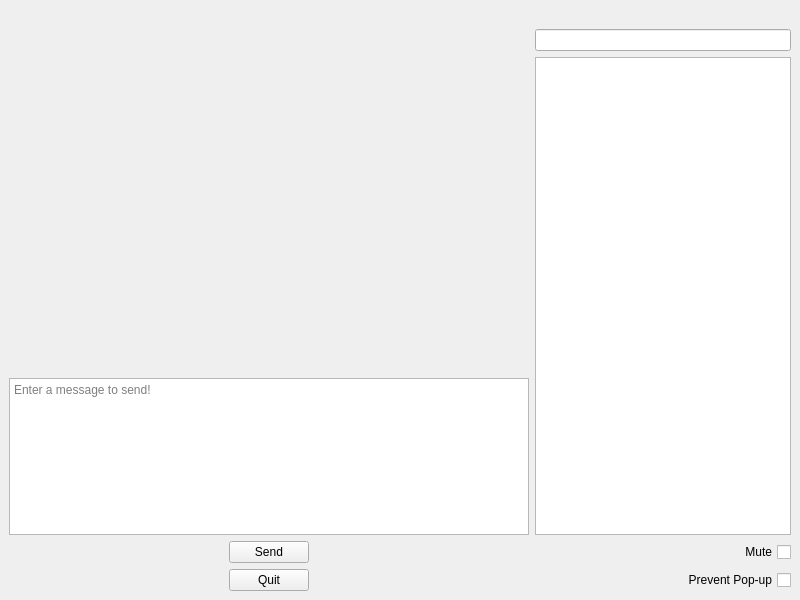
Before: the Qt Designer form ui/pxmmainwindow.ui in corybolar/PXMessenger, drawn with Qt 5.
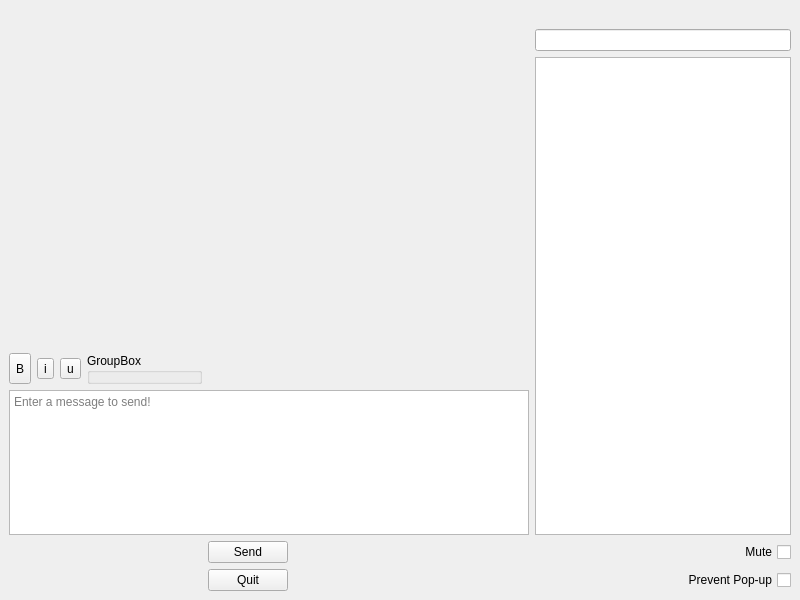
After: the same form once the commit is applied. Icons and pictures are not drawn. Custom widgets are drawn as their Qt base class.

Commit message: Font Buttons, improved size of typing alert box

Patch:
```diff
--- a/ui/pxmmainwindow.ui
+++ b/ui/pxmmainwindow.ui
@@ -25,7 +25,7 @@
   </property>
   <widget class="QWidget" name="centralwidget">
    <layout class="QGridLayout" name="gridLayout_2">
-    <item row="5" column="2">
+    <item row="6" column="6">
      <spacer name="horizontalSpacer_3">
       <property name="orientation">
        <enum>Qt::Horizontal</enum>
@@ -38,27 +38,14 @@
       </property>
      </spacer>
     </item>
-    <item row="7" column="0">
-     <spacer name="horizontalSpacer_2">
-      <property name="orientation">
-       <enum>Qt::Horizontal</enum>
-      </property>
-      <property name="sizeHint" stdset="0">
-       <size>
-        <width>40</width>
-        <height>20</height>
-       </size>
-      </property>
-     </spacer>
-    </item>
-    <item row="5" column="1">
+    <item row="6" column="4">
      <widget class="QPushButton" name="sendButton">
       <property name="text">
        <string>Send</string>
       </property>
      </widget>
     </item>
-    <item row="7" column="2">
+    <item row="8" column="6">
      <spacer name="horizontalSpacer_4">
       <property name="orientation">
        <enum>Qt::Horizontal</enum>
@@ -71,27 +58,14 @@
       </property>
      </spacer>
     </item>
-    <item row="7" column="1">
+    <item row="8" column="4">
      <widget class="QPushButton" name="quitButton">
       <property name="text">
        <string>Quit</string>
       </property>
      </widget>
     </item>
-    <item row="5" column="0">
-     <spacer name="horizontalSpacer">
-      <property name="orientation">
-       <enum>Qt::Horizontal</enum>
-      </property>
-      <property name="sizeHint" stdset="0">
-       <size>
-        <width>40</width>
-        <height>20</height>
-       </size>
-      </property>
-     </spacer>
-    </item>
-    <item row="1" column="0" colspan="4" alignment="Qt::AlignHCenter|Qt::AlignVCenter">
+    <item row="1" column="0" colspan="8" alignment="Qt::AlignHCenter|Qt::AlignVCenter">
      <widget class="QLabel" name="imageLabel">
       <property name="sizePolicy">
        <sizepolicy hsizetype="Preferred" vsizetype="Fixed">
@@ -110,7 +84,7 @@
       </property>
      </widget>
     </item>
-    <item row="2" column="3">
+    <item row="2" column="7">
      <widget class="QLineEdit" name="lineEdit">
       <property name="sizePolicy">
        <sizepolicy hsizetype="Expanding" vsizetype="Maximum">
@@ -132,7 +106,7 @@
       </property>
      </widget>
     </item>
-    <item row="3" column="3" rowspan="2">
+    <item row="3" column="7" rowspan="3">
      <widget class="QListWidget" name="listWidget">
       <property name="sizePolicy">
        <sizepolicy hsizetype="Expanding" vsizetype="Expanding">
@@ -154,7 +128,7 @@
       </property>
      </widget>
     </item>
-    <item row="5" column="3">
+    <item row="6" column="7">
      <widget class="QCheckBox" name="muteCheckBox">
       <property name="layoutDirection">
        <enum>Qt::RightToLeft</enum>
@@ -164,7 +138,7 @@
       </property>
      </widget>
     </item>
-    <item row="7" column="3">
+    <item row="8" column="7">
      <widget class="QCheckBox" name="focusCheckBox">
       <property name="layoutDirection">
        <enum>Qt::RightToLeft</enum>
@@ -174,7 +148,7 @@
       </property>
      </widget>
     </item>
-    <item row="2" column="0" rowspan="2" colspan="3">
+    <item row="2" column="0" rowspan="2" colspan="7">
      <widget class="PXMMessageViewer::StackedWidget" name="stackedWidget">
       <property name="sizePolicy">
        <sizepolicy hsizetype="Expanding" vsizetype="MinimumExpanding">
@@ -190,13 +164,149 @@
       </property>
      </widget>
     </item>
-    <item row="4" column="0" colspan="3">
+    <item row="5" column="0" colspan="7">
      <widget class="PXMTextEdit" name="textEdit">
       <property name="placeholderText">
        <string>Enter a message to send!</string>
       </property>
      </widget>
     </item>
+    <item row="6" column="0" colspan="3">
+     <spacer name="horizontalSpacer">
+      <property name="orientation">
+       <enum>Qt::Horizontal</enum>
+      </property>
+      <property name="sizeHint" stdset="0">
+       <size>
+        <width>40</width>
+        <height>20</height>
+       </size>
+      </property>
+     </spacer>
+    </item>
+    <item row="6" column="3">
+     <spacer name="horizontalSpacer_5">
+      <property name="orientation">
+       <enum>Qt::Horizontal</enum>
+      </property>
+      <property name="sizeHint" stdset="0">
+       <size>
+        <width>40</width>
+        <height>20</height>
+       </size>
+      </property>
+     </spacer>
+    </item>
+    <item row="8" column="0" colspan="3">
+     <spacer name="horizontalSpacer_2">
+      <property name="orientation">
+       <enum>Qt::Horizontal</enum>
+      </property>
+      <property name="sizeHint" stdset="0">
+       <size>
+        <width>40</width>
+        <height>20</height>
+       </size>
+      </property>
+     </spacer>
+    </item>
+    <item row="8" column="3">
+     <spacer name="horizontalSpacer_6">
+      <property name="orientation">
+       <enum>Qt::Horizontal</enum>
+      </property>
+      <property name="sizeHint" stdset="0">
+       <size>
+        <width>40</width>
+        <height>20</height>
+       </size>
+      </property>
+     </spacer>
+    </item>
+    <item row="6" column="5">
+     <spacer name="horizontalSpacer_7">
+      <property name="orientation">
+       <enum>Qt::Horizontal</enum>
+      </property>
+      <property name="sizeHint" stdset="0">
+       <size>
+        <width>40</width>
+        <height>20</height>
+       </size>
+      </property>
+     </spacer>
+    </item>
+    <item row="8" column="5">
+     <spacer name="horizontalSpacer_8">
+      <property name="orientation">
+       <enum>Qt::Horizontal</enum>
+      </property>
+      <property name="sizeHint" stdset="0">
+       <size>
+        <width>40</width>
+        <height>20</height>
+       </size>
+      </property>
+     </spacer>
+    </item>
+    <item row="4" column="0">
+     <widget class="QToolButton" name="toolButton">
+      <property name="maximumSize">
+       <size>
+        <width>35</width>
+        <height>50</height>
+       </size>
+      </property>
+      <property name="text">
+       <string>B</string>
+      </property>
+      <property name="checkable">
+       <bool>true</bool>
+      </property>
+     </widget>
+    </item>
+    <item row="4" column="1">
+     <widget class="QToolButton" name="toolButton_4">
+      <property name="maximumSize">
+       <size>
+        <width>35</width>
+        <height>16777215</height>
+       </size>
+      </property>
+      <property name="text">
+       <string>i</string>
+      </property>
+      <property name="checkable">
+       <bool>true</bool>
+      </property>
+     </widget>
+    </item>
+    <item row="4" column="2">
+     <widget class="QToolButton" name="toolButton_5">
+      <property name="maximumSize">
+       <size>
+        <width>35</width>
+        <height>16777215</height>
+       </size>
+      </property>
+      <property name="text">
+       <string>u</string>
+      </property>
+      <property name="checkable">
+       <bool>true</bool>
+      </property>
+      <property name="checked">
+       <bool>false</bool>
+      </property>
+     </widget>
+    </item>
+    <item row="4" column="3">
+     <widget class="QGroupBox" name="groupBox">
+      <property name="title">
+       <string>GroupBox</string>
+      </property>
+     </widget>
+    </item>
    </layout>
   </widget>
   <widget class="QMenuBar" name="menubar">
@@ -205,7 +315,7 @@
      <x>0</x>
      <y>0</y>
      <width>800</width>
-     <height>27</height>
+     <height>30</height>
     </rect>
    </property>
   </widget>
```
The commit also changes 6 other files.
